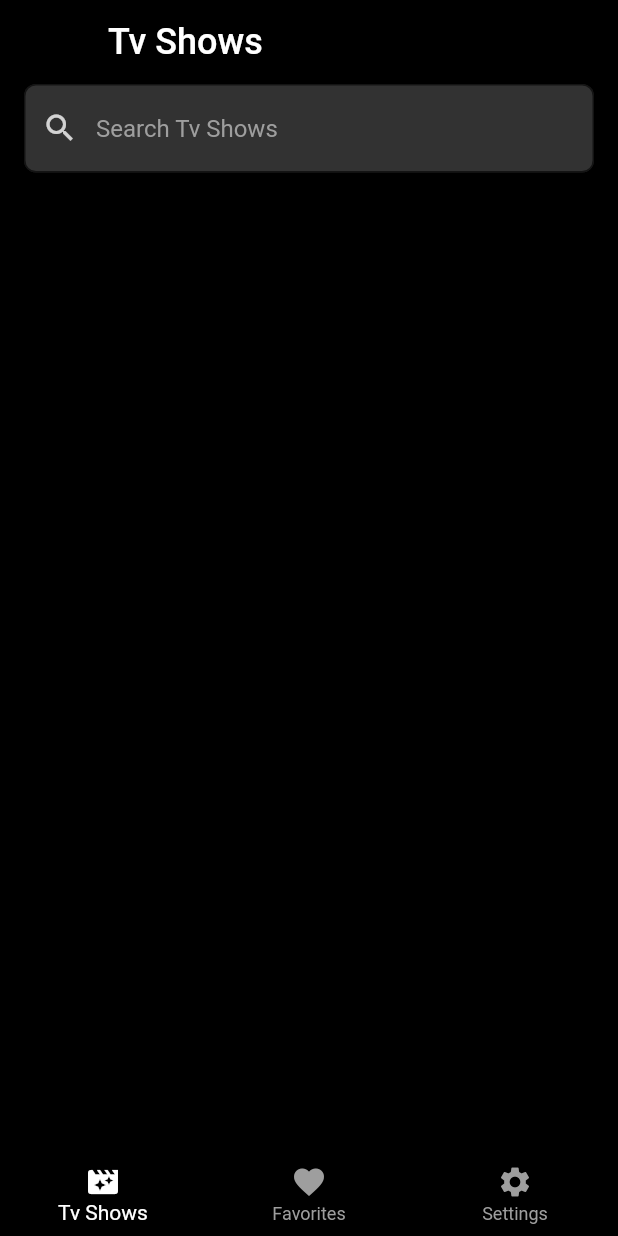
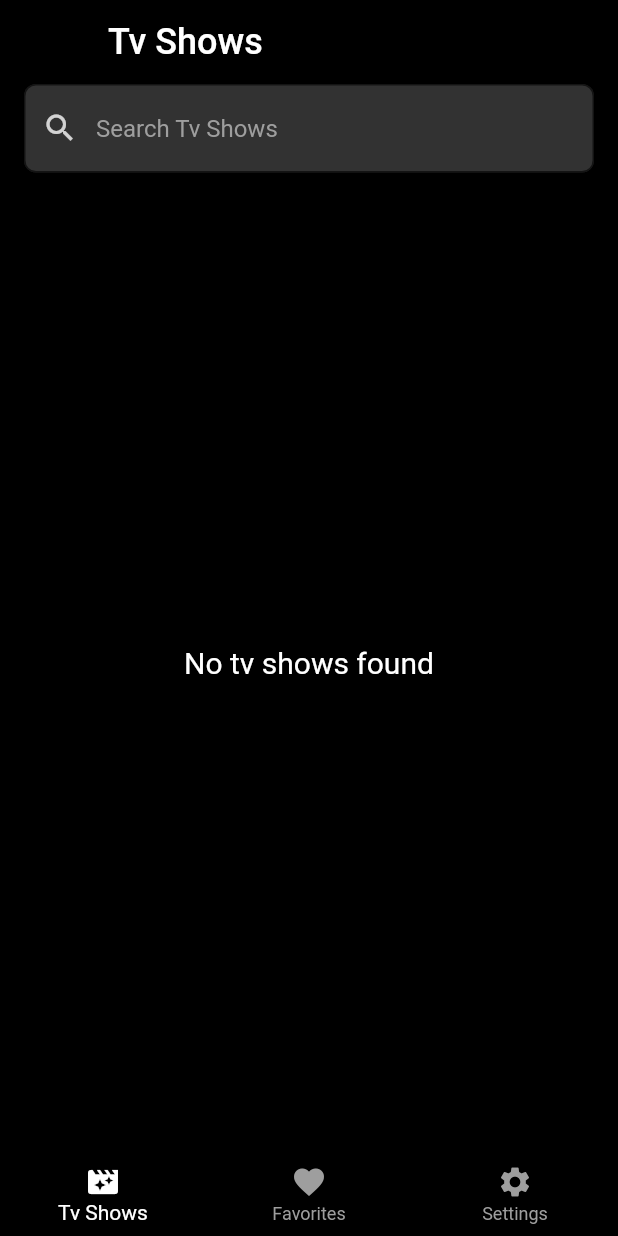
Before and after one commit to vinitorres/tv_maze_flutter, a Flutter app: the screen it shows after launch, on a phone screen of 412 x 824 dp. Run offline on Flutter 3.47's test engine with Material 2 defaults, Android fonts, the phone set to English and light mode, and no system bars; our stand-ins replace bloc, dio, flutter_bloc, get_it, local_auth, shared_preferences; network calls fail.

```diff
--- a/lib/core/data/datasources/remote/tv_shows_remote_data_source.dart
+++ b/lib/core/data/datasources/remote/tv_shows_remote_data_source.dart
@@ -4,6 +4,8 @@ import 'package:tv_shows_app/core/domain/entities/episode.dart';
 import 'package:tv_shows_app/core/domain/entities/tv_show.dart';
 
 import 'package:tv_shows_app/shared/services/tv_maze_service.dart';
+
+//create abstract class for remote data source
 
 class TvShowsRemoteDataSource {
   TvMazeService tvShowsService;
--- /dev/null
+++ b/lib/features/dialogs/pin_code/cubit/pin_code_state.dart
@@ -0,0 +1,6 @@
+part of 'pin_code_cubit.dart';
+
+@immutable
+abstract class PinCodeState {}
+
+class PinCodeInitial extends PinCodeState {}
--- a/lib/features/favorites/favorites_page.dart
+++ b/lib/features/favorites/favorites_page.dart
@@ -91,7 +91,7 @@ class _FavoritesPageState extends State<FavoritesPage> {
           bloc: cubit,
           builder: ((_, state) {
             if (state is FavoritesEmpty) {
-              return TvShowEmpty();
+              return TvShowEmpty('No favorites found');
             }
 
             if (state is FavoritesLoaded) {
--- a/lib/features/settings_page/cubit/settings_cubit.dart
+++ b/lib/features/settings_page/cubit/settings_cubit.dart
@@ -1,10 +1,13 @@
 import 'package:bloc/bloc.dart';
 import 'package:meta/meta.dart';
+import 'package:tv_shows_app/core/data/datasources/local/auth_local_data_source.dart';
 
 part 'settings_state.dart';
 
 class SettingsCubit extends Cubit<SettingsState> {
-  SettingsCubit() : super(SettingsInitial());
+  SettingsCubit(this.authLocalDataSource) : super(SettingsInitial());
+
+  final AuthLocalDataSource authLocalDataSource;
 
   var isFingerprintEnabled = true;
 
--- a/lib/features/tv_show_details/cubit/tv_show_details_cubit.dart
+++ b/lib/features/tv_show_details/cubit/tv_show_details_cubit.dart
@@ -11,10 +11,10 @@ part 'tv_show_details_state.dart';
 
 class TvShowDetailsCubit extends Cubit<TvShowDetailsState> {
   TvShowDetailsCubit(
-      this.remoteDataSource, this.favoritesLocalDataSource, this.favoritesCubit)
+      this.remoteDataSource, this.favoritesLocalDataSource)
       : super(TvShowDetailsInitial());
 
-  final FavoritesCubit favoritesCubit;
+  var favoritesHasChange = false;
 
   final TvShowsRemoteDataSource remoteDataSource;
   final FavoritesLocalDataSource favoritesLocalDataSource;
@@ -61,6 +61,6 @@ class TvShowDetailsCubit extends Cubit<TvShowDetailsState> {
 
   addOrRemoveFromFavorites() {
     favoritesLocalDataSource.favorite(tvShow);
-    favoritesCubit.loadFavorites();
+    favoritesHasChange = true;
   }
 }
--- a/lib/features/tv_show_details/tv_show_details_page.dart
+++ b/lib/features/tv_show_details/tv_show_details_page.dart
@@ -71,7 +71,7 @@ class _TvShowDetailsPageState extends State<TvShowDetailsPage> {
                               color: Colors.white,
                             ),
                             onPressed: () {
-                              Navigator.pop(context, true);
+                              Navigator.pop(context, cubit.favoritesHasChange);
                             },
                           ),
                         ),
--- a/lib/features/tv_shows/cubit/tv_shows_cubit.dart
+++ b/lib/features/tv_shows/cubit/tv_shows_cubit.dart
@@ -1,13 +1,14 @@
 import 'package:flutter_bloc/flutter_bloc.dart';
 import 'package:tv_shows_app/core/data/datasources/remote/tv_shows_remote_data_source.dart';
 import 'package:tv_shows_app/core/domain/entities/tv_show.dart';
+import 'package:tv_shows_app/shared/injection/dependency_injection.dart';
 
 part 'tv_shows_state.dart';
 
 class TvShowsCubit extends Cubit<TvShowsState> {
-  TvShowsCubit(this.remoteDataSource) : super(TvShowsInitial());
+  TvShowsCubit() : super(TvShowsInitial());
 
-  final TvShowsRemoteDataSource remoteDataSource;
+  TvShowsRemoteDataSource remoteDataSource = getIt.get<TvShowsRemoteDataSource>();
 
   List<TvShow> tvShowList = [];
 
--- a/lib/features/tv_shows/tv_shows_page.dart
+++ b/lib/features/tv_shows/tv_shows_page.dart
@@ -104,7 +104,7 @@ class _TvShowsPageState extends State<TvShowsPage> {
           bloc: cubit,
           builder: ((_, state) {
             if (state is TvShowsEmpty) {
-              return TvShowEmpty();
+              return TvShowEmpty('No tv shows found');
             }
 
             if (state is TvShowsLoaded || state is TvShowsLoadingMore) {
--- a/lib/shared/navigation/navigation_router.dart
+++ b/lib/shared/navigation/navigation_router.dart
@@ -1,8 +1,10 @@
 import 'package:flutter/material.dart';
 import 'package:tv_shows_app/core/domain/entities/actor.dart';
 import 'package:tv_shows_app/core/domain/entities/episode.dart';
+import 'package:tv_shows_app/core/domain/entities/tv_show.dart';
 import 'package:tv_shows_app/features/actor_details.dart/actor_details_page.dart';
 import 'package:tv_shows_app/features/episode_details/episode_details_dialog.dart';
+import 'package:tv_shows_app/features/tv_show_details/tv_show_details_page.dart';
 import 'package:tv_shows_app/shared/navigation/navigation_routes.dart';
 import 'package:tv_shows_app/features/home/home_page.dart';
 
@@ -13,8 +15,11 @@ class NavigationRouter {
     switch (settings.name) {
       case NavigationRoutes.home:
         return MaterialPageRoute(builder: (_) => HomePage());
-
-      case NavigationRoutes.episode:
+      case NavigationRoutes.tvShowDetails:
+        return MaterialPageRoute(
+            builder: (_) =>
+                TvShowDetailsPage(tvShow: (settings.arguments as TvShow)));
+      case NavigationRoutes.episodeDetails:
         return PageRouteBuilder(
             opaque: false,
             fullscreenDialog: true,
@@ -22,8 +27,7 @@ class NavigationRouter {
             barrierColor: Colors.transparent,
             pageBuilder: (_, __, ___) =>
                 EpisodeDetailsDialog(episode: settings.arguments as Episode));
-
-      case NavigationRoutes.actor:
+      case NavigationRoutes.actorDetails:
         return MaterialPageRoute(
             builder: (_) =>
                 ActorDetailsPage(actor: (settings.arguments as Actor)));
@@ -32,13 +36,9 @@ class NavigationRouter {
     }
   }
 
-  // static void navigateTo(String routeName, {Object? arguments}) {
-  //   Navigator.currentState.pushNamed(routeName, arguments: arguments);
-  // }
-
-  // static _onGoToTvShowEvent(_GoToTvShowEvent event) {
-  //   Navigator.of(event.context).pushNamed(NavigationRoutes.tvShow,
-  //       arguments: event.tvShowPageArguments);
+  // static goToTvShowDetails(BuildContext context, TvShow tvShow) {
+  //   Navigator.of(context)
+  //       .pushNamed(NavigationRoutes.tvShowDetails, arguments: tvShow);
   // }
 
   // static _onGoToEpisodeEvent(_GoToEpisodeEvent event) {
--- a/lib/shared/navigation/navigation_routes.dart
+++ b/lib/shared/navigation/navigation_routes.dart
@@ -1,8 +1,8 @@
 class NavigationRoutes {
   static const initialRoute = home;
   static const String home = '/';
-  static const String tvShows = '/tv_shows';
-  static const String episode = '/episode';
-  static const String lock = '/lock';
-  static const String actor = '/actor';
+  static const String tvShowDetails = '/tv_show_details';
+  static const String episodeDetails = '/episode_details';
+  static const String actorDetails = '/actor_details';
+  static const String pinCode = '/pin_code';
 }
--- a/lib/shared/widgets/tv_shows_empty.dart
+++ b/lib/shared/widgets/tv_shows_empty.dart
@@ -1,12 +1,19 @@
 import 'package:flutter/material.dart';
 
 class TvShowEmpty extends StatelessWidget {
-  const TvShowEmpty({super.key});
+  const TvShowEmpty(this.message);
+
+  final String message;
 
   @override
   Widget build(BuildContext context) {
-    return Center(
-      child: Text('No tv shows found'),
+    return Expanded(
+      child: Center(
+        child: Text(
+          message,
+          style: TextStyle(color: Colors.white, fontSize: 20),
+        ),
+      ),
     );
   }
 }
```
Also changed, not shown: lib/core/data/datasources/local/auth_local_data_source.dart (added, +31 -0 lines), lib/features/dialogs/pin_code/cubit/pin_code_cubit.dart (added, +13 -0 lines), lib/features/dialogs/pin_code/pin_code_dialog.dart (added, +108 -0 lines), lib/features/tv_show_details/widgets/cast_item.dart (+3 -5 lines), lib/shared/injection/dependency_injection.dart (+7 -3 lines), lib/shared/services/tv_maze_service.dart (+10 -36 lines), lib/shared/widgets/tv_show_item.dart (+10 -7 lines).
